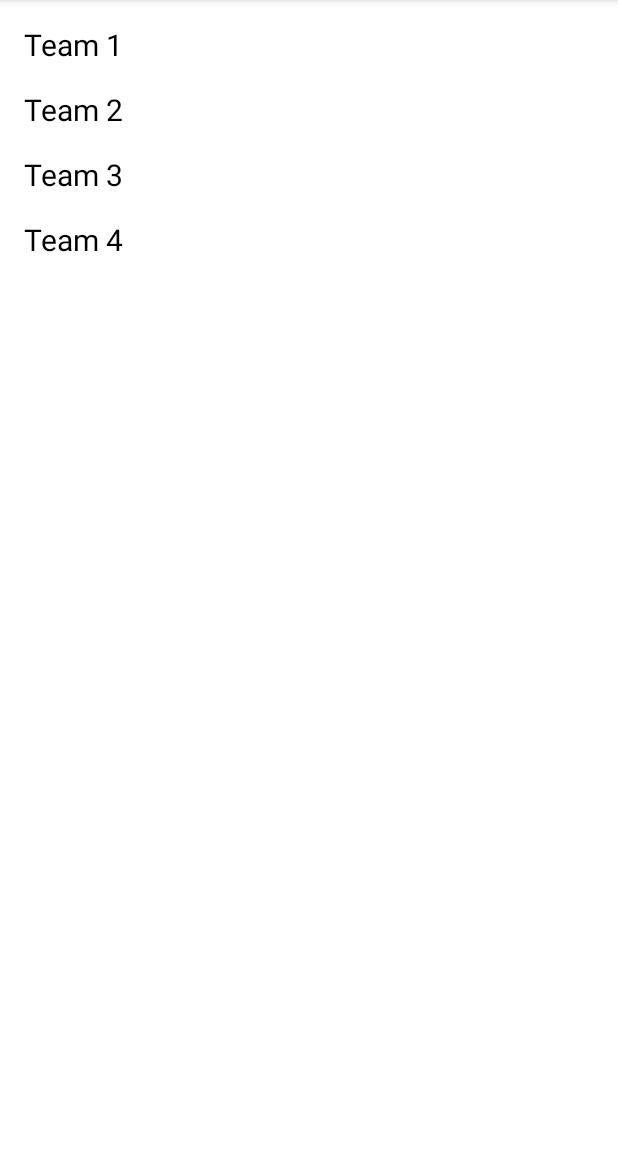
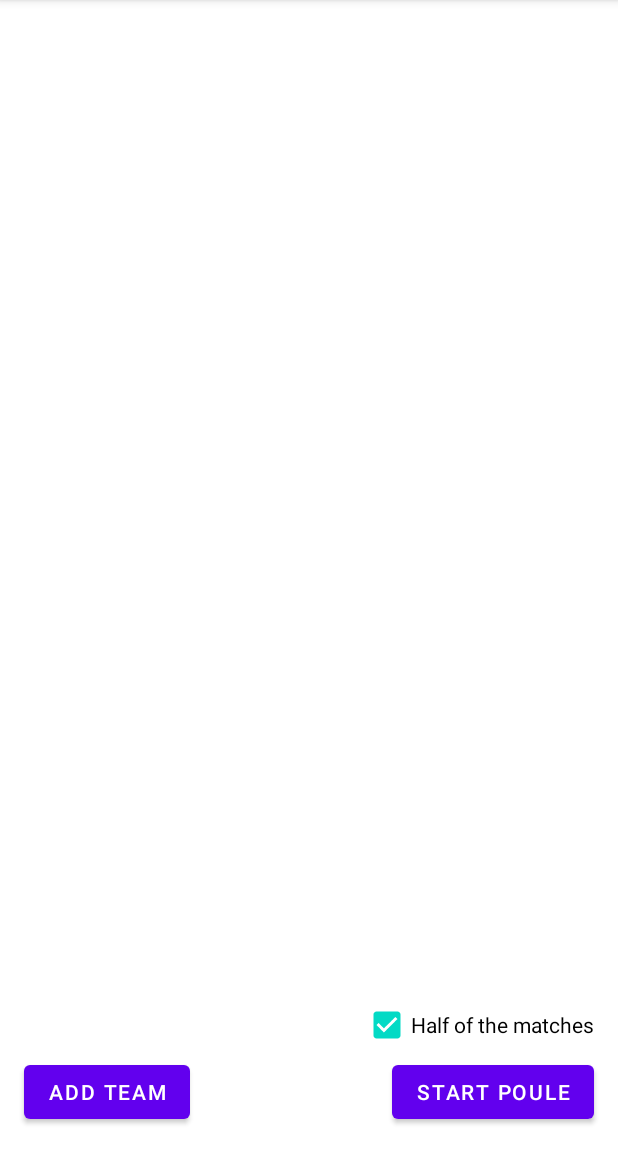
Before and after one commit to twapenaar/poule-simulation, an Android app: the screen it shows after launch (MainActivity), on a phone screen of 412 x 824 dp, the part 84-1236 px from its top. Run offline under Robolectric (Android 15) with nearby library versions, the phone set to English and light mode, and no system bars.

Commit message:
added teams table
shows the teams strength by the opacity of the teams name background

```diff
--- a/app/src/main/AndroidManifest.xml
+++ b/app/src/main/AndroidManifest.xml
@@ -10,6 +10,9 @@
         android:supportsRtl="true"
         android:theme="@style/Theme.PouleSimulation">
         <activity
+            android:name=".PouleActivity"
+            android:exported="false" />
+        <activity
             android:name=".MainActivity"
             android:exported="true">
             <intent-filter>
--- a/app/src/main/java/nl/twapenaar/poulesimulation/entities/Team.java
+++ b/app/src/main/java/nl/twapenaar/poulesimulation/entities/Team.java
@@ -1,6 +1,8 @@
 package nl.twapenaar.poulesimulation.entities;
 
-public class Team {
+import java.io.Serializable;
+
+public class Team implements Serializable {
     private String name;
     private int playedMatches = 0;
     private int points = 0;
@@ -45,6 +47,10 @@ public class Team {
         this.points = points;
     }
 
+    public void addPoints(int points) {
+        this.points += points;
+    }
+
     public int getGoalsMade() {
         return goalsMade;
     }
--- a/app/src/main/res/layout/activity_main.xml
+++ b/app/src/main/res/layout/activity_main.xml
@@ -4,8 +4,8 @@
     xmlns:tools="http://schemas.android.com/tools"
     android:layout_width="match_parent"
     android:layout_height="match_parent"
-    tools:context=".MainActivity"
-    android:background="#ffffff">
+    android:background="#ffffff"
+    tools:context=".MainActivity">
 
     <!--<EditText
         android:id="@+id/editText"
@@ -33,7 +33,7 @@
         app:layout_constraintHorizontal_bias="0.5"
         app:layout_constraintStart_toEndOf="@+id/editText" />-->
 
-    <TextView
+    <!--<TextView
         android:id="@+id/textView"
         android:layout_width="0dp"
         android:layout_height="wrap_content"
@@ -83,7 +83,102 @@
         android:textSize="20sp"
         app:layout_constraintStart_toStartOf="parent"
         app:layout_constraintTop_toBottomOf="@+id/textView3"
-        android:textColor="@color/black" />
+        android:textColor="@color/black" />-->
+
+    <Button
+        android:id="@+id/addTeam"
+        android:layout_width="wrap_content"
+        android:layout_height="wrap_content"
+        android:layout_marginStart="16dp"
+        android:layout_marginBottom="16dp"
+        android:onClick="addTeam"
+        android:text="Add Team"
+        app:layout_constraintBottom_toBottomOf="parent"
+        app:layout_constraintStart_toStartOf="parent" />
+
+    <Button
+        android:id="@+id/startPoule"
+        android:layout_width="wrap_content"
+        android:layout_height="wrap_content"
+        android:layout_marginEnd="16dp"
+        android:layout_marginBottom="16dp"
+        android:onClick="startPoule"
+        android:text="Start Poule"
+        app:layout_constraintBottom_toBottomOf="parent"
+        app:layout_constraintEnd_toEndOf="parent" />
+
+    <CheckBox
+        android:id="@+id/halfOfMatches"
+        android:layout_width="wrap_content"
+        android:layout_height="25dp"
+        android:layout_marginEnd="16dp"
+        android:layout_marginBottom="8dp"
+        android:text="Half of the matches"
+        app:layout_constraintBottom_toTopOf="@+id/startPoule"
+        app:layout_constraintEnd_toEndOf="parent"
+        android:checked="true"
+        android:textColor="@color/black"
+        />
+
+    <ScrollView
+        android:layout_width="0dp"
+        android:layout_height="0dp"
+        android:layout_marginStart="16dp"
+        android:layout_marginTop="16dp"
+        android:layout_marginEnd="16dp"
+        android:layout_marginBottom="16dp"
+        app:layout_constraintBottom_toTopOf="@id/halfOfMatches"
+        app:layout_constraintEnd_toEndOf="parent"
+        app:layout_constraintStart_toStartOf="parent"
+        app:layout_constraintTop_toTopOf="parent">
+
+        <LinearLayout
+            android:id="@+id/teams"
+            android:layout_width="match_parent"
+            android:layout_height="wrap_content"
+            android:orientation="vertical">
+
+            <!--<TextView
+                android:id="@+id/textView"
+                android:layout_width="match_parent"
+                android:layout_height="wrap_content"
+                android:ems="7"
+                android:text="Team 1"
+                android:textColor="@color/black"
+                android:textSize="20sp"
+                android:padding="8dp"/>
+
+            <TextView
+                android:id="@+id/textView2"
+                android:layout_width="match_parent"
+                android:layout_height="wrap_content"
+                android:ems="7"
+                android:text="Team 2"
+                android:textColor="@color/black"
+                android:textSize="20sp"
+                android:padding="8dp" />
+
+            <TextView
+                android:id="@+id/textView3"
+                android:layout_width="match_parent"
+                android:layout_height="wrap_content"
+                android:ems="7"
+                android:text="Team 3"
+                android:textColor="@color/black"
+                android:textSize="20sp"
+                android:padding="8dp" />
+
+            <TextView
+                android:id="@+id/textView4"
+                android:layout_width="match_parent"
+                android:layout_height="wrap_content"
+                android:ems="7"
+                android:text="Team 4"
+                android:textColor="@color/black"
+                android:textSize="20sp"
+                android:padding="8dp"/>-->
+        </LinearLayout>
+    </ScrollView>
 
 
 </androidx.constraintlayout.widget.ConstraintLayout>
--- a/app/src/main/res/values/colors.xml
+++ b/app/src/main/res/values/colors.xml
@@ -7,4 +7,5 @@
     <color name="teal_700">#FF018786</color>
     <color name="black">#FF000000</color>
     <color name="white">#FFFFFFFF</color>
+    <color name="tableHeader">#e3e3e3</color>
 </resources>
```
Also changed, not shown: app/src/main/java/nl/twapenaar/poulesimulation/MainActivity.java (+55 -3 lines), app/src/main/java/nl/twapenaar/poulesimulation/PouleActivity.java (added, +161 -0 lines), app/src/main/java/nl/twapenaar/poulesimulation/entities/Match.java (+12 -1 lines), app/src/main/java/nl/twapenaar/poulesimulation/entities/Poule.java (+33 -8 lines), app/src/main/res/layout/activity_poule.xml (added, +141 -0 lines).
